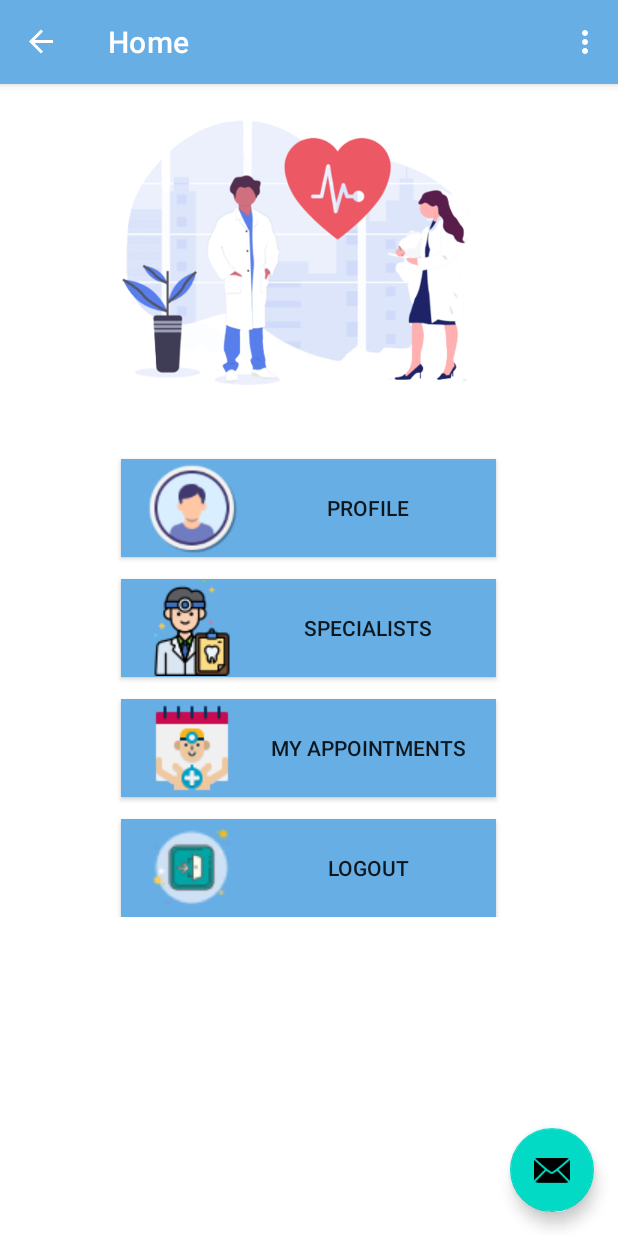
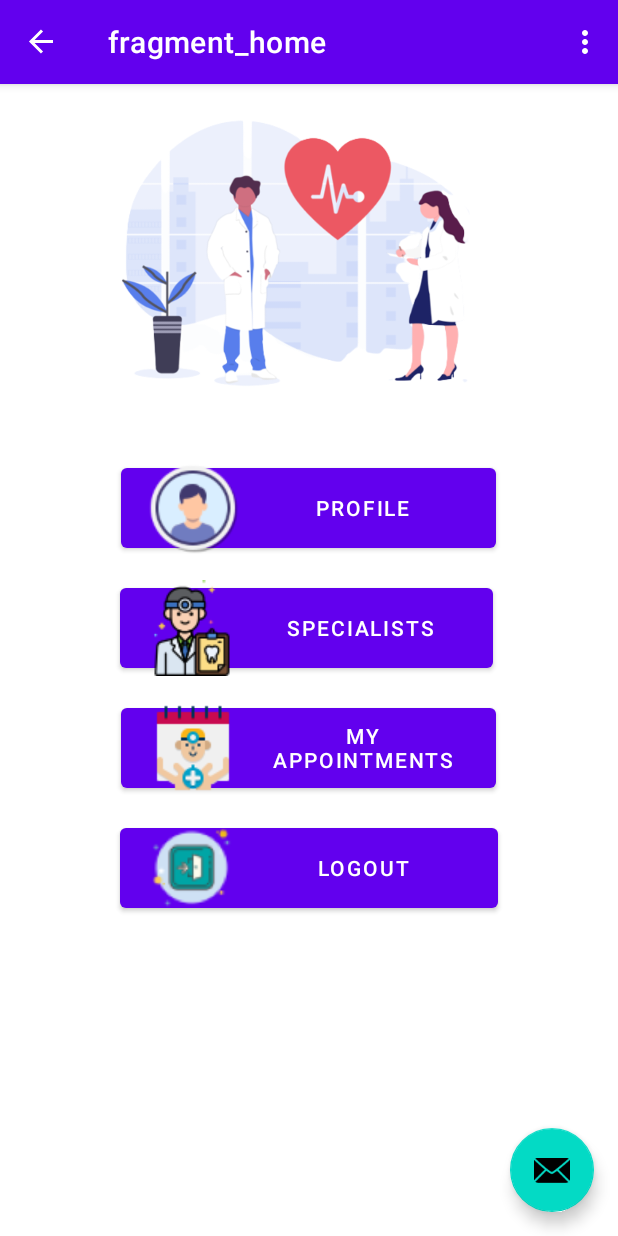
Before and after one commit to parthppc/FinalProjectLetMeBook, an Android app: the HomeFragment screen opened directly, with no data from a screen before it, on a phone screen of 412 x 824 dp. Run offline under Robolectric (Android 15) with nearby library versions, the phone set to English and light mode, and no system bars; our stand-ins replace Firebase (no records; nobody signed in at launch, a user with empty details on screens opened directly), navigation-ui; libraries missing offline, so code that uses them is left out: com.firebase.ui.

Commit message:
Revert "UI Changes made in Home Page."

```diff
--- a/app/src/main/java/project/st991591950/dhruvparthtapasvi/HomeFragment.kt
+++ b/app/src/main/java/project/st991591950/dhruvparthtapasvi/HomeFragment.kt
@@ -5,8 +5,6 @@ import androidx.fragment.app.Fragment
 import android.view.LayoutInflater
 import android.view.View
 import android.view.ViewGroup
-import androidx.annotation.StringRes
-import androidx.appcompat.app.AppCompatActivity
 import androidx.navigation.fragment.findNavController
 import com.google.firebase.auth.FirebaseAuth
 import project.st991591950.dhruvparthtapasvi.databinding.FragmentHomeBinding
@@ -17,7 +15,9 @@ import project.st991591950.dhruvparthtapasvi.databinding.FragmentHomeBinding
  */
 class HomeFragment : Fragment() {
 
+
     private var _binding: FragmentHomeBinding? = null
+
 
     //private val specialistbutton: Button = button_Specialists
     // This property is only valid between onCreateView and
@@ -34,14 +34,15 @@ class HomeFragment : Fragment() {
 //
         _binding = FragmentHomeBinding.inflate(inflater, container, false)
          val root: View = binding.root
-
-        setActivityTitle(R.string.home_fragment_label)
-        //setActivityTitle("Home")
+//
+//        val textView: TextView = binding.textHome
+//        homeViewModel.text.observe(viewLifecycleOwner) {
+//            textView.text = it
+//        }
         return root
     }
     override fun onViewCreated(view: View, savedInstanceState: Bundle?) {
         super.onViewCreated(view, savedInstanceState)
-        setActivityTitle(R.string.home_fragment_label)
 
         binding.btnLogout.setOnClickListener{
             FirebaseAuth.getInstance().signOut();
@@ -69,14 +70,5 @@ class HomeFragment : Fragment() {
         _binding = null
     }
 
-    //code to apply title name from the string
-    private fun Fragment.setActivityTitle(@StringRes id: Int) {
-        (activity as? AppCompatActivity?)?.supportActionBar?.title = getString(id)
-    }
-
-    //code to directly apply the title name in the fragment itself.
-    fun Fragment.setActivityTitle(title: String) {
-        (activity as? AppCompatActivity?)?.supportActionBar?.title = title
-    }
 
 }
--- a/app/src/main/java/project/st991591950/dhruvparthtapasvi/login/LoginFragment.kt
+++ b/app/src/main/java/project/st991591950/dhruvparthtapasvi/login/LoginFragment.kt
@@ -1,6 +1,5 @@
 package project.st991591950.dhruvparthtapasvi.login
 
-import android.annotation.SuppressLint
 import android.app.Activity
 import android.content.Intent
 import android.os.Bundle
@@ -10,8 +9,6 @@ import android.view.LayoutInflater
 import android.view.View
 import android.view.ViewGroup
 import android.widget.TextView
-import androidx.annotation.StringRes
-import androidx.appcompat.app.AppCompatActivity
 import androidx.lifecycle.Observer
 import androidx.navigation.fragment.findNavController
 import androidx.fragment.app.viewModels
@@ -32,7 +29,6 @@ class LoginFragment : Fragment() {
 
     private val binding get() = _binding!!
 
-    @SuppressLint("SetTextI18n")
     override fun onCreateView(
         inflater: LayoutInflater, container: ViewGroup?,
         savedInstanceState: Bundle?
@@ -43,8 +39,6 @@ class LoginFragment : Fragment() {
         val textView: TextView = binding.textWelcome
 
         textView.text = "Welcome to Dental Appointment Booking System"
-
-        setActivityTitle(R.string.login_fragment_label)
 
         return binding.root
 
@@ -109,8 +103,4 @@ class LoginFragment : Fragment() {
         )
     }
 
-    private fun Fragment.setActivityTitle(@StringRes id: Int) {
-        (activity as? AppCompatActivity?)?.supportActionBar?.title = getString(id)
-    }
-
 }
--- a/app/src/main/java/project/st991591950/dhruvparthtapasvi/specialist/MyRecycleView.kt
+++ b/app/src/main/java/project/st991591950/dhruvparthtapasvi/specialist/MyRecycleView.kt
@@ -24,6 +24,8 @@ import project.st991591950.dhruvparthtapasvi.bookappointment.BookAppointmentFrag
 
 
 class MyRecycleView(private val sampleList: List<SpecialistList>) : RecyclerView.Adapter<MyRecycleView.MyViewHolder>() {
+
+
 
     class MyViewHolder(itemView: View): RecyclerView.ViewHolder(itemView) {
         val imageView: WebView = itemView.imageView
--- a/app/src/main/res/layout/fragment_home.xml
+++ b/app/src/main/res/layout/fragment_home.xml
@@ -1,67 +1,60 @@
 <?xml version="1.0" encoding="utf-8"?>
-<ScrollView xmlns:android="http://schemas.android.com/apk/res/android"
+
+<RelativeLayout xmlns:android="http://schemas.android.com/apk/res/android"
     xmlns:app="http://schemas.android.com/apk/res-auto"
     xmlns:tools="http://schemas.android.com/tools"
     android:layout_width="match_parent"
     android:layout_height="match_parent"
-    android:visibility="visible"
-    android:label="@string/home_fragment_label"
-    >
-
-    <RelativeLayout
-
-        android:layout_width="match_parent"
-        android:layout_height="wrap_content"
     tools:context=".HomeFragment">
 
 
     <ImageView
         android:id="@+id/imageView3"
-            android:layout_width="match_parent"
-            android:layout_height="227dp"
+        android:layout_width="413dp"
+        android:layout_height="228dp"
         android:layout_alignParentStart="true"
         android:layout_alignParentTop="true"
-            android:layout_centerHorizontal="true"
-            android:layout_marginStart="0dp"
+        android:layout_alignParentEnd="true"
         android:layout_marginTop="0dp"
+        android:layout_marginEnd="0dp"
         android:src="@drawable/doctornurse"
         app:layout_constraintEnd_toEndOf="parent"
         app:layout_constraintStart_toStartOf="parent"
         app:layout_constraintTop_toTopOf="parent" />
 
-        <androidx.appcompat.widget.AppCompatButton
-            android:id="@+id/profilebtn"
+    <Button
+        android:id="@+id/buttonSpecialists"
         android:layout_width="250dp"
         android:layout_height="65dp"
+        android:layout_alignParentStart="true"
         android:layout_alignParentTop="true"
+        android:layout_alignParentEnd="true"
         android:layout_centerHorizontal="true"
-            android:layout_marginTop="250dp"
-            android:paddingStart="15dp"
-            android:background="#67aee5"
-            android:drawableLeft="@drawable/profile2"
-            android:text="Profile"
+        android:layout_marginStart="80dp"
+        android:layout_marginTop="330dp"
+        android:layout_marginEnd="83dp"
+        android:drawableLeft="@drawable/specialist"
+        android:text="Specialists"
         app:layout_constraintStart_toStartOf="parent"
         app:layout_constraintTop_toTopOf="parent" />
 
-        <androidx.appcompat.widget.AppCompatButton
-
-            android:id="@+id/buttonSpecialists"
+    <Button
+        android:id="@+id/btnLogout"
         android:layout_width="250dp"
         android:layout_height="65dp"
+        android:layout_alignParentStart="true"
         android:layout_alignParentTop="true"
+        android:layout_alignParentEnd="true"
         android:layout_centerHorizontal="true"
         android:layout_marginStart="80dp"
-            android:layout_marginTop="330dp"
-            android:paddingStart="15dp"
-            android:background="#67aee5"
-            android:drawableLeft="@drawable/specialist"
-            android:text="Specialists"
+        android:layout_marginTop="490dp"
+        android:layout_marginEnd="80dp"
+        android:drawableLeft="@drawable/logout"
+        android:text="Logout"
         app:layout_constraintStart_toStartOf="parent"
-            app:layout_constraintTop_toTopOf="parent"
-            tools:ignore="RtlSymmetry" />
+        app:layout_constraintTop_toBottomOf="@+id/buttonMyAppointments" />
 
-
-        <androidx.appcompat.widget.AppCompatButton
+    <Button
         android:id="@+id/buttonMyAppointments"
         android:layout_width="250dp"
         android:layout_height="65dp"
@@ -69,28 +62,23 @@
         android:layout_centerHorizontal="true"
         android:layout_marginStart="80dp"
         android:layout_marginTop="410dp"
-            android:paddingStart="15dp"
-            android:background="#67aee5"
         android:drawableLeft="@drawable/appointment"
         android:text="My Appointments"
         app:layout_constraintStart_toStartOf="parent"
         app:layout_constraintTop_toBottomOf="@+id/buttonSpecialists" />
 
-        <androidx.appcompat.widget.AppCompatButton
-            android:id="@+id/btnLogout"
+    <Button
+        android:id="@+id/profilebtn"
         android:layout_width="250dp"
         android:layout_height="65dp"
         android:layout_alignParentTop="true"
         android:layout_centerHorizontal="true"
         android:layout_marginStart="80dp"
-            android:layout_marginTop="490dp"
-            android:paddingStart="15dp"
-            android:background="#67aee5"
-            android:drawableLeft="@drawable/logout"
-            android:text="Logout"
+        android:layout_marginTop="250dp"
+        android:drawableLeft="@drawable/profile2"
+        android:text="Profile"
         app:layout_constraintStart_toStartOf="parent"
-            app:layout_constraintTop_toBottomOf="@+id/buttonMyAppointments" />
+        app:layout_constraintTop_toTopOf="parent" />
 
 
 </RelativeLayout>
-</ScrollView>
--- a/app/src/main/res/values/colors.xml
+++ b/app/src/main/res/values/colors.xml
@@ -11,8 +11,6 @@
     <color name="colorPrimary">#49BEFF</color>
     <color name="colorPrimaryDark">#65DCE5</color>
     <color name="colorAccent">#0D5D98</color>
-    <color name="titleColor">#67aee5</color>
-    <color name="colorPrimaryVariant">#afcbe1</color>
 
     <color name="address">#2F7092</color>
     <color name="followers">#0D5D98</color>
--- a/app/src/main/res/values/strings.xml
+++ b/app/src/main/res/values/strings.xml
@@ -2,11 +2,8 @@
     <string name="app_name">FinalProjectLetMeBook</string>
     <string name="action_settings">Settings</string>
     <!-- Strings used for fragments for navigation -->
-    <string name="home_fragment_label">Home</string>
     <string name="login_fragment_label">Login</string>
     <string name="second_fragment_label">Second Fragment</string>
-    <string name="myappointments_fragment_label">My Appointments</string>
-    <string name="specialist_fragment_label">Specialists</string>
     <string name="next">Next</string>
     <string name="previous">Previous</string>
 
@@ -18,6 +15,7 @@
 
     <!--Shared Preference Keys -->
     <string name="preference_fact_type_key">fact_type_pref</string>
+    <!-- TODO: Remove or change this placeholder text -->
 
     <string name="hello_blank_fragment">Hello Admin fragment</string>
 
--- a/app/src/main/res/values/themes.xml
+++ b/app/src/main/res/values/themes.xml
@@ -2,8 +2,8 @@
     <!-- Base application theme. -->
     <style name="Theme.FinalProjectLetMeBook" parent="Theme.MaterialComponents.DayNight.DarkActionBar">
         <!-- Primary brand color. -->
-        <item name="colorPrimary">@color/titleColor</item>
-        <item name="colorPrimaryVariant">@color/colorPrimaryVariant</item>
+        <item name="colorPrimary">@color/purple_500</item>
+        <item name="colorPrimaryVariant">@color/purple_700</item>
         <item name="colorOnPrimary">@color/white</item>
         <!-- Secondary brand color. -->
         <item name="colorSecondary">@color/teal_200</item>
```
Also changed, not shown: app/src/main/java/project/st991591950/dhruvparthtapasvi/myAppointments/MyAppointmentsFragment.kt (+0 -13 lines), app/src/main/java/project/st991591950/dhruvparthtapasvi/specialist/SpecialistFragment.kt (+26 -44 lines). Lines whose indentation alone changed are shown as unchanged.
